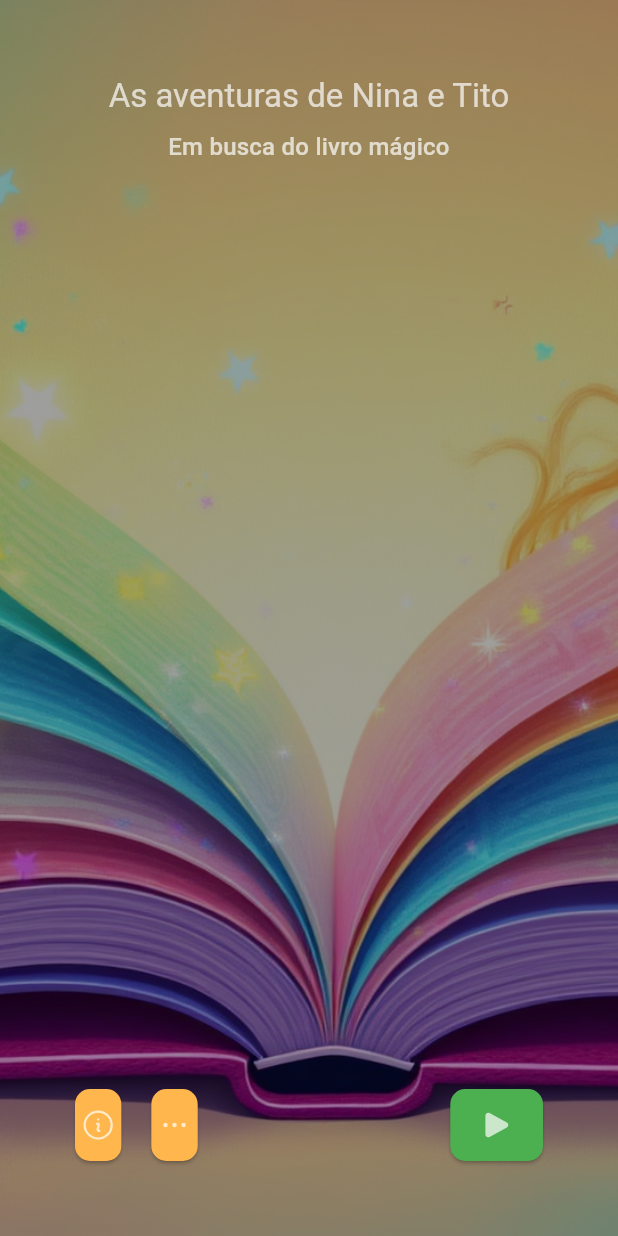
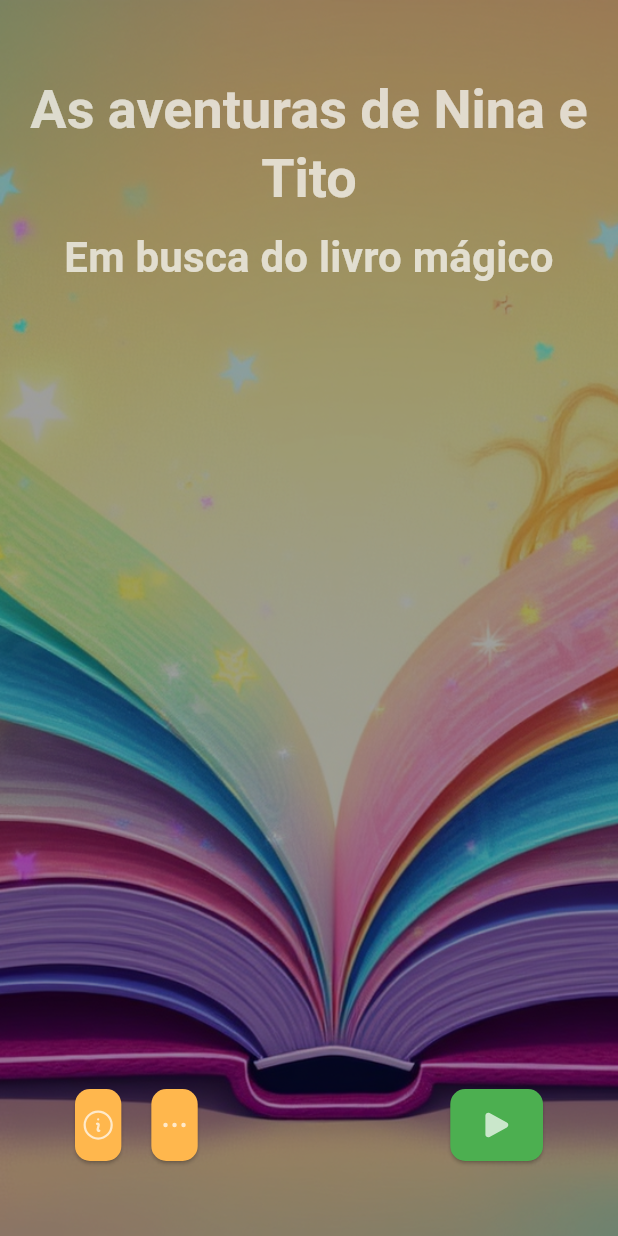
Before and after one commit to jgdlago/nina-tito-magic-book, a Flutter app: the screen it shows after launch, on a phone screen of 412 x 824 dp. Run offline on Flutter 3.47's test engine with Material 3 defaults, Android fonts, the phone set to English and light mode, and no system bars; our stand-ins replace flutter_riverpod, flutter_svg, google_fonts, numberpicker, sqflite; missing offline and left inert: flame; accounts and stored records are empty.

```diff
--- a/lib/main.dart
+++ b/lib/main.dart
@@ -1,34 +1,31 @@
 import 'package:flame/flame.dart';
 import 'package:flutter/material.dart';
+import 'package:flutter_riverpod/flutter_riverpod.dart';
 import 'package:nina_tito_magic_book/data/datasources/database_helper.dart';
-import 'package:nina_tito_magic_book/game/magic_book_game.dart';
 import 'presentation/pages/main_menu.dart';
+import 'presentation/theme/theme.dart';
 
 void main() async {
   WidgetsFlutterBinding.ensureInitialized();
+  await _initializeApp();
+  runApp(const ProviderScope(child: MyApp()));
+}
 
+Future<void> _initializeApp() async {
   await DatabaseHelper().database;
   await Flame.device.fullScreen();
   await Flame.device.setLandscape();
-
-  runApp(const MyApp());
 }
 
-class MyApp extends StatelessWidget {
+class MyApp extends ConsumerWidget {
   const MyApp({super.key});
 
   @override
-  Widget build(BuildContext context) {
+  Widget build(BuildContext context, WidgetRef ref) {
     return MaterialApp(
       debugShowCheckedModeBanner: false,
-      home: MainMenu(
-        onStartGame: () {
-          runApp(const MagicBookGameWidget());
-        },
-        onSettings: () {
-          debugPrint('Abrir Configurações');
-        },
-      ),
+      theme: AppTheme.theme,
+      home: const MainMenu(),
     );
   }
 }
```
